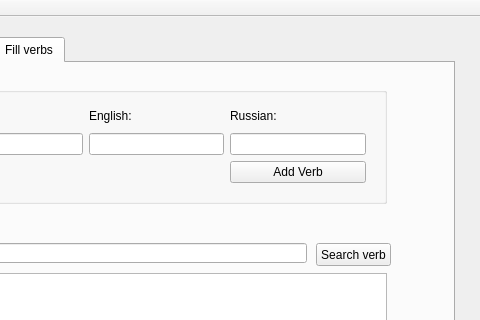
Before: the Qt Designer form mainwindow.ui in rlinosaur/verbs_project, drawn with Qt 5; both pictures show x 96 to 576 and y 0 to 320 of the 576 by 633 pixel window.
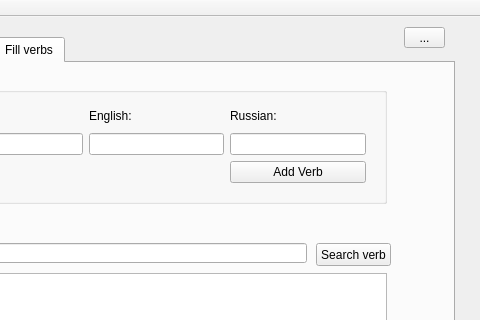
After: the same form once the commit is applied. Icons and pictures are not drawn.

The edit to the form file:
```diff
--- a/mainwindow.ui
+++ b/mainwindow.ui
@@ -178,6 +178,23 @@
      </widget>
     </widget>
    </widget>
+   <widget class="QToolButton" name="toolButton">
+    <property name="geometry">
+     <rect>
+      <x>500</x>
+      <y>10</y>
+      <width>41</width>
+      <height>21</height>
+     </rect>
+    </property>
+    <property name="text">
+     <string>...</string>
+    </property>
+    <property name="icon">
+     <iconset resource="resources.qrc">
+      <normaloff>:/icons/images/ic_settings_black_48dp.png</normaloff>:/icons/images/ic_settings_black_48dp.png</iconset>
+    </property>
+   </widget>
   </widget>
   <widget class="QMenuBar" name="menuBar">
    <property name="geometry">
```
Left out of the diff: 4 changed lines with no effect on the pictures.
